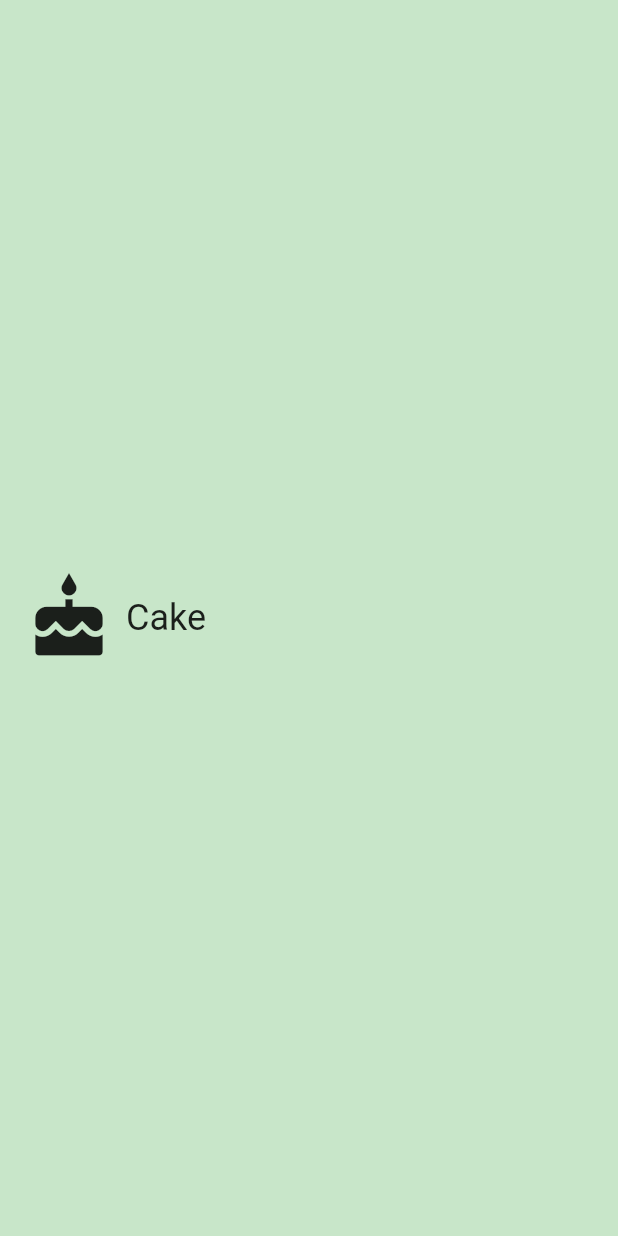
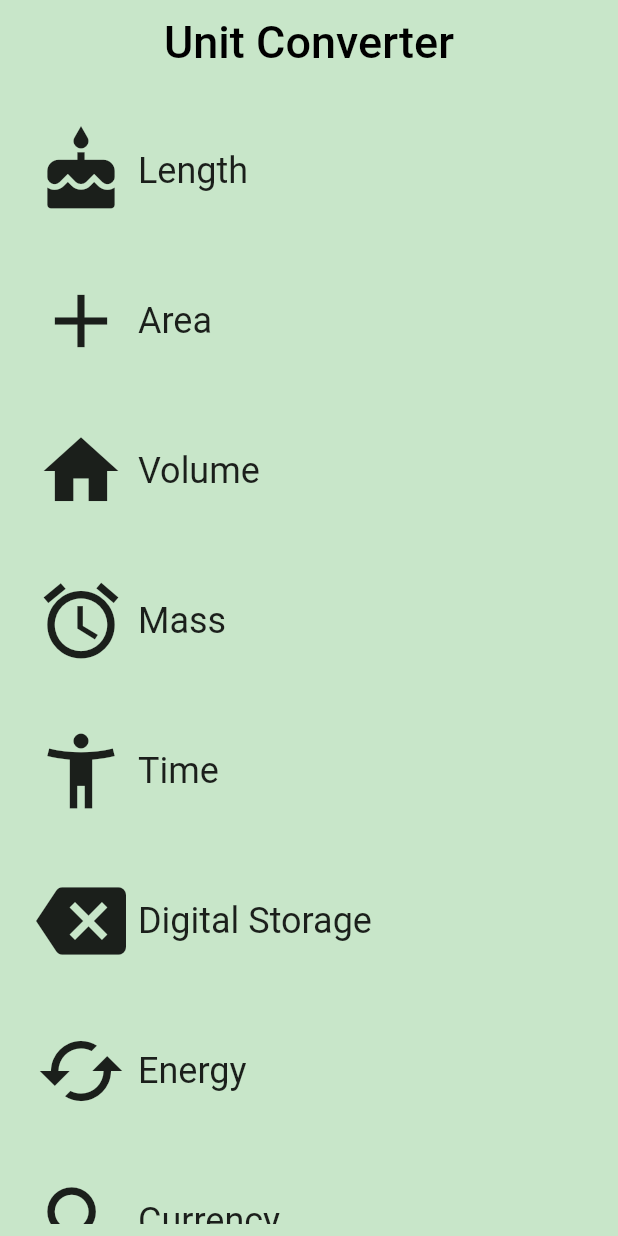
Before and after one commit to nam2210/FlutterDemo, a Flutter app: the screen it shows after launch, on a phone screen of 412 x 824 dp. Run offline on Flutter 3.47's test engine with Material 2 defaults, Android fonts, the phone set to English and light mode, and no system bars.

Commit message:
[CONF] build list view

```diff
--- /dev/null
+++ b/lib/category_route.dart
@@ -0,0 +1,96 @@
+// Copyright 2018 The Chromium Authors. All rights reserved.
+// Use of this source code is governed by a BSD-style license that can be
+// found in the LICENSE file.
+
+import 'package:flutter/material.dart';
+import 'package:hello_nam/catergory.dart';
+
+final _backgroundColor = Colors.green[100];
+
+/// Category Route (screen).
+///
+/// This is the 'home' screen of the Unit Converter. It shows a header and
+/// a list of [Categories].
+///
+/// While it is named CategoryRoute, a more apt name would be CategoryScreen,
+/// because it is responsible for the UI at the route's destination.
+class CategoryRoute extends StatelessWidget {
+  const CategoryRoute();
+
+  static const _categoryNames = <String>[
+    'Length',
+    'Area',
+    'Volume',
+    'Mass',
+    'Time',
+    'Digital Storage',
+    'Energy',
+    'Currency',
+  ];
+
+  static const _baseColors = <Color>[
+    Colors.teal,
+    Colors.orange,
+    Colors.pinkAccent,
+    Colors.blueAccent,
+    Colors.yellow,
+    Colors.greenAccent,
+    Colors.purpleAccent,
+    Colors.red,
+  ];
+
+  static const _baseIcons = <IconData>[
+    Icons.cake,
+    Icons.add,
+    Icons.home,
+    Icons.access_alarms,
+    Icons.accessibility_new,
+    Icons.backspace,
+    Icons.cached,
+    Icons.search
+  ];
+
+  Widget _buildCategoryWidget(List<Widget> categories) {
+    return ListView.builder(
+        itemBuilder: (BuildContext context, int index) => categories[index],
+        itemCount: categories.length);
+  }
+
+  @override
+  Widget build(BuildContext context) {
+    // from above. Use a placeholder icon, such as `Icons.cake` for each
+    // Category. We'll add custom icons later.
+    final categories = <Category>[];
+    for (var i = 0; i < _categoryNames.length; i++) {
+      categories.add(Category(
+          name: _categoryNames[i],
+          color: _baseColors[i],
+          iconLocation: _baseIcons[i]));
+    }
+
+    final listView = Container(
+        color: _backgroundColor,
+        padding: EdgeInsets.all(8.0),
+        child: _buildCategoryWidget(categories),
+    );
+
+    // TODO: Create an App Bar
+    final appBar = AppBar(
+      elevation: 0.0,
+      centerTitle: true,
+      backgroundColor: _backgroundColor,
+      title: Text(
+        'Unit Converter',
+        style: TextStyle(
+          color: Colors.black,
+          fontSize: 30.0
+        ),
+      ),
+    );
+
+    return Scaffold(
+      appBar: appBar,
+      body: listView,
+    );
+  }
+}
--- a/lib/main.dart
+++ b/lib/main.dart
@@ -1,5 +1,6 @@
 import 'package:flutter/material.dart';
 import 'package:hello_nam/catergory.dart';
+import 'package:hello_nam/category_route.dart';
 
 
 void main() {
@@ -37,16 +38,7 @@ class UnitConvertApp extends StatelessWidget{
     return MaterialApp(
       debugShowCheckedModeBanner: false,
       title: 'Unit Converter',
-      home: Scaffold(
-        backgroundColor: Colors.green[100],
-        body: Center(
-          child: Category(
-            name: _categoryName,
-            color: _categoryColor,
-            iconLocation: _categoryIcon,
-          ),
-        ),
-      ),
+      home: CategoryRoute()
     );
   }
 
```
